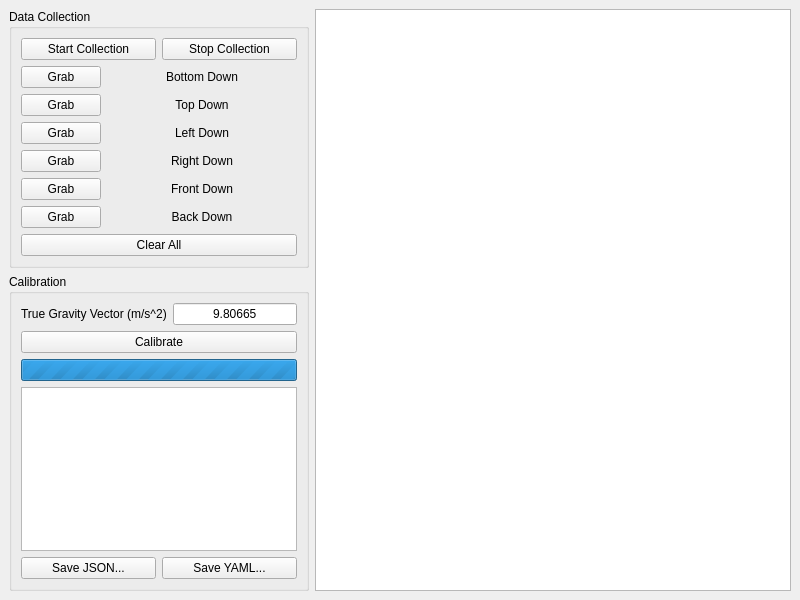
The window that src/accelerometer/gui/fmain.ui (pcdangio/ros-calibration_imu) describes before a commit, drawn with Qt 5.
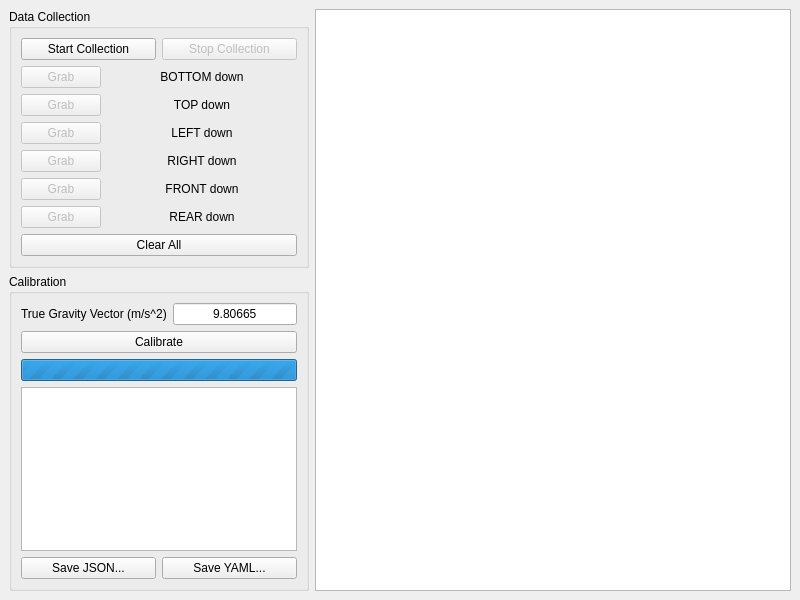
The same window after the commit.

Commit message: accelerometer: implemented data collection in gui

```diff
--- a/src/accelerometer/gui/fmain.ui
+++ b/src/accelerometer/gui/fmain.ui
@@ -46,6 +46,9 @@
            </item>
            <item>
             <widget class="QPushButton" name="button_stop_collection">
+             <property name="enabled">
+              <bool>false</bool>
+             </property>
              <property name="text">
               <string>Stop Collection</string>
              </property>
@@ -57,6 +60,9 @@
           <layout class="QFormLayout" name="formLayout">
            <item row="0" column="0">
             <widget class="QPushButton" name="button_grab_bottom">
+             <property name="enabled">
+              <bool>false</bool>
+             </property>
              <property name="text">
               <string>Grab</string>
              </property>
@@ -65,7 +71,7 @@
            <item row="0" column="1">
             <widget class="QLabel" name="label_grab_bottom">
              <property name="text">
-              <string>Bottom Down</string>
+              <string>BOTTOM down</string>
              </property>
              <property name="alignment">
               <set>Qt::AlignCenter</set>
@@ -74,6 +80,9 @@
            </item>
            <item row="1" column="0">
             <widget class="QPushButton" name="button_grab_top">
+             <property name="enabled">
+              <bool>false</bool>
+             </property>
              <property name="text">
               <string>Grab</string>
              </property>
@@ -82,7 +91,7 @@
            <item row="1" column="1">
             <widget class="QLabel" name="label_grab_top">
              <property name="text">
-              <string>Top Down</string>
+              <string>TOP down</string>
              </property>
              <property name="alignment">
               <set>Qt::AlignCenter</set>
@@ -91,6 +100,9 @@
            </item>
            <item row="2" column="0">
             <widget class="QPushButton" name="button_grab_left">
+             <property name="enabled">
+              <bool>false</bool>
+             </property>
              <property name="text">
               <string>Grab</string>
              </property>
@@ -99,7 +111,7 @@
            <item row="2" column="1">
             <widget class="QLabel" name="label_grab_left">
              <property name="text">
-              <string>Left Down</string>
+              <string>LEFT down</string>
              </property>
              <property name="alignment">
               <set>Qt::AlignCenter</set>
@@ -108,6 +120,9 @@
            </item>
            <item row="3" column="0">
             <widget class="QPushButton" name="button_grab_right">
+             <property name="enabled">
+              <bool>false</bool>
+             </property>
              <property name="text">
               <string>Grab</string>
              </property>
@@ -116,7 +131,7 @@
            <item row="3" column="1">
             <widget class="QLabel" name="label_grab_right">
              <property name="text">
-              <string>Right Down</string>
+              <string>RIGHT down</string>
              </property>
              <property name="alignment">
               <set>Qt::AlignCenter</set>
@@ -125,6 +140,9 @@
            </item>
            <item row="4" column="0">
             <widget class="QPushButton" name="button_grab_front">
+             <property name="enabled">
+              <bool>false</bool>
+             </property>
              <property name="text">
               <string>Grab</string>
              </property>
@@ -133,7 +151,7 @@
            <item row="4" column="1">
             <widget class="QLabel" name="label_grab_front">
              <property name="text">
-              <string>Front Down</string>
+              <string>FRONT down</string>
              </property>
              <property name="alignment">
               <set>Qt::AlignCenter</set>
@@ -142,6 +160,9 @@
            </item>
            <item row="5" column="0">
             <widget class="QPushButton" name="button_grab_rear">
+             <property name="enabled">
+              <bool>false</bool>
+             </property>
              <property name="text">
               <string>Grab</string>
              </property>
@@ -150,7 +171,7 @@
            <item row="5" column="1">
             <widget class="QLabel" name="label_grab_back">
              <property name="text">
-              <string>Back Down</string>
+              <string>REAR down</string>
              </property>
              <property name="alignment">
               <set>Qt::AlignCenter</set>
```
Left out of the diff: 4 changed lines with no effect on the pictures. The commit also changes 5 other files.
